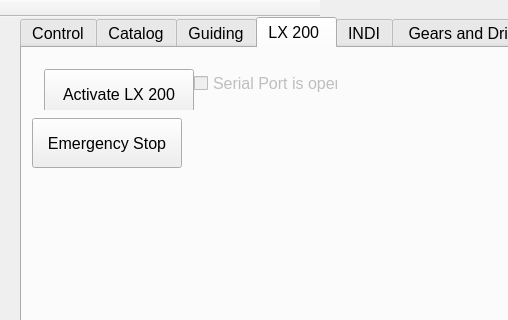
Old version of the form mainwindow.ui in the repository selste/TwoStepperControl; both pictures show x 0 to 508 and y 0 to 320 of the 800 by 480 pixel window.
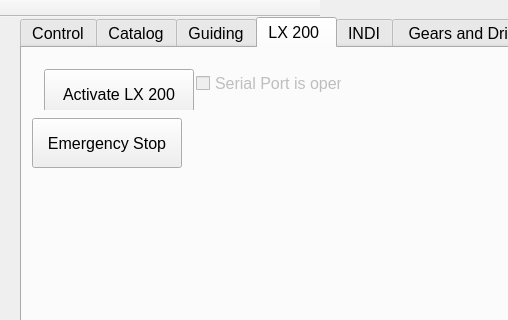
New version of the form. The open tabs and pages were chosen to show the change.

```diff
--- a/mainwindow.ui
+++ b/mainwindow.ui
@@ -1420,7 +1420,7 @@
        <rect>
         <x>11</x>
         <y>10</y>
-        <width>316</width>
+        <width>320</width>
         <height>52</height>
        </rect>
       </property>
@@ -1449,6 +1449,12 @@
          <property name="enabled">
           <bool>false</bool>
          </property>
+         <property name="font">
+          <font>
+           <weight>50</weight>
+           <bold>false</bold>
+          </font>
+         </property>
          <property name="text">
           <string>Serial Port is open</string>
          </property>
```
Left out of the diff: 8 changed lines with no effect on the pictures.
